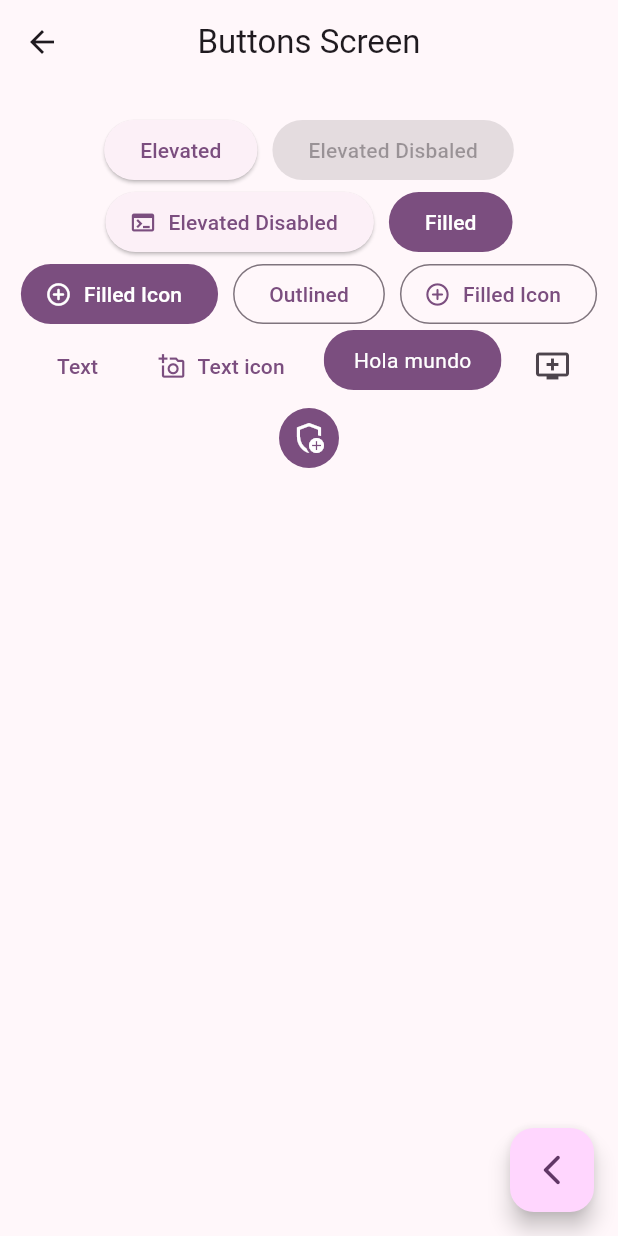
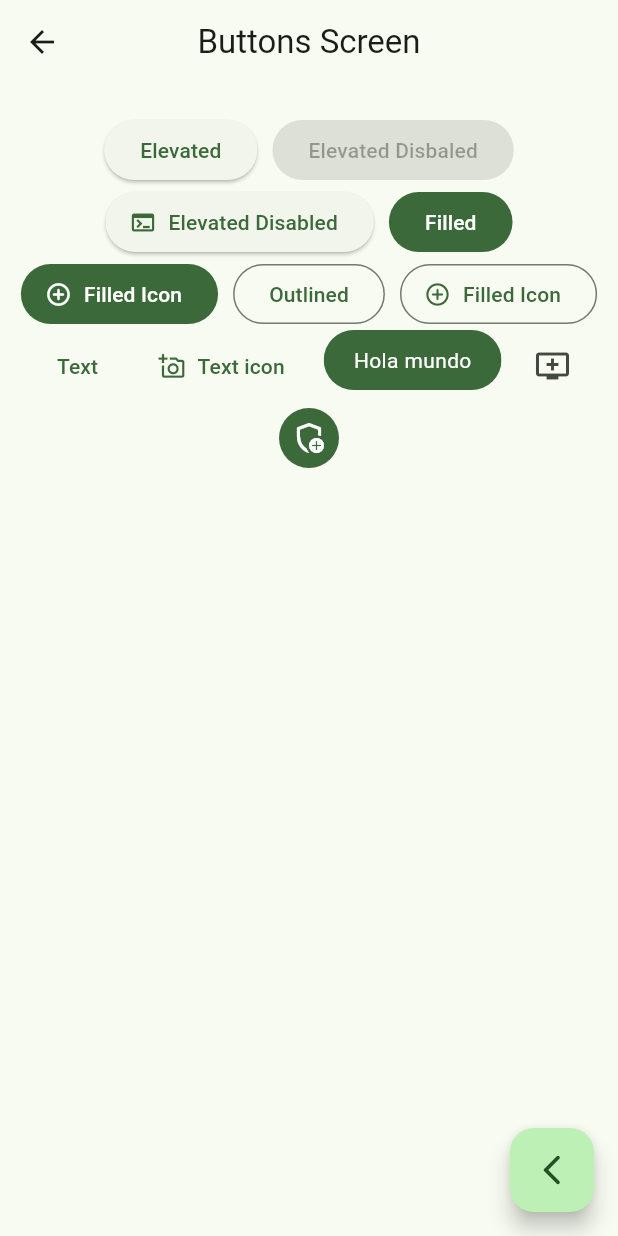
Before and after one commit to edward2553/widget_app, a Flutter app: the screen it shows after launch, after a tap on "Botones", on a phone screen of 412 x 824 dp. Run offline on Flutter 3.47's test engine with Material 2 defaults, Android fonts, the phone set to English and light mode, and no system bars; our stand-ins replace animate_do, go_router; network calls fail.

Commit message:
saved working in progress

```diff
--- a/lib/main.dart
+++ b/lib/main.dart
@@ -14,7 +14,7 @@ class MainApp extends StatelessWidget {
     return MaterialApp.router(
       title: 'Flutter widgets',
       debugShowCheckedModeBanner: false,
-      theme: AppTheme(selectedColor: 4).getTheme(),
+      theme: AppTheme(selectedColor: 2).getTheme(),
       routerConfig: appRouter,
       // home: Scaffold(
       //   body: Center(
--- a/lib/presentation/screens/home/home_screen.dart
+++ b/lib/presentation/screens/home/home_screen.dart
@@ -1,6 +1,7 @@
 import 'package:flutter/material.dart';
 import 'package:go_router/go_router.dart';
 import 'package:widget_app/config/menu/menu_items.dart';
+import 'package:widget_app/presentation/widgets/side_menu.dart';
 
 class HomeScreen extends StatelessWidget {
 
@@ -10,11 +11,18 @@ class HomeScreen extends StatelessWidget {
 
   @override
   Widget build(BuildContext context) {
+
+    final scafoldKey = GlobalKey<ScaffoldState>();
+
     return Scaffold(
+      key: scafoldKey,
       appBar: AppBar(
         title: const Text('Flutter + Material 3'),
       ),
       body: const _HomeView(),
+      drawer: SidebarMenu(
+        scafoldKey: scafoldKey,
+      ),
     );
   }
 }
--- /dev/null
+++ b/lib/presentation/widgets/side_menu.dart
@@ -0,0 +1,70 @@
+import 'package:flutter/material.dart';
+import 'package:go_router/go_router.dart';
+import 'package:widget_app/config/menu/menu_items.dart';
+
+class SidebarMenu extends StatefulWidget {
+  final GlobalKey<ScaffoldState> scafoldKey;
+
+
+  const SidebarMenu({
+    super.key,
+    required this.scafoldKey
+  });
+
+  @override
+  State<SidebarMenu> createState() => _SidebarMenuState();
+}
+
+class _SidebarMenuState extends State<SidebarMenu> {
+
+  int navDrawerIndex = 1;
+
+  @override
+  Widget build(BuildContext context) {
+
+    final hasNotch = MediaQuery.of(context).viewPadding.top > 35;
+
+    return NavigationDrawer(
+      selectedIndex: navDrawerIndex,
+      onDestinationSelected: (value) {
+        setState(() {
+          navDrawerIndex = value;
+        });
+
+        final menuItem = appMenuItems[value];
+        context.push(menuItem.link);
+        widget.scafoldKey.currentState?.closeDrawer();
+      },
+      children: [
+        Padding(
+          padding: EdgeInsets.fromLTRB(28, hasNotch ? 0 : 20, 16, 10),
+          child: const Text('main')
+        ),
+        ...appMenuItems
+        .sublist(0, 3)
+        .map((item) =>
+          NavigationDrawerDestination(
+            icon: Icon(item.icon),
+            label: Text(item.title),
+          )
+        ),
+        const Padding(
+          padding: EdgeInsets.fromLTRB(28, 16, 16, 10),
+          child: Divider(),
+        ),
+        Padding(
+          padding: EdgeInsets.fromLTRB(28, hasNotch ? 0 : 20, 16, 10),
+          child: const Text('More options')
+        ),
+        ...appMenuItems
+        .sublist(3)
+        .map((item) =>
+          NavigationDrawerDestination(
+            icon: Icon(item.icon),
+            label: Text(item.title),
+          )
+        ),
+      ],
+    );
+  }
+}
```
